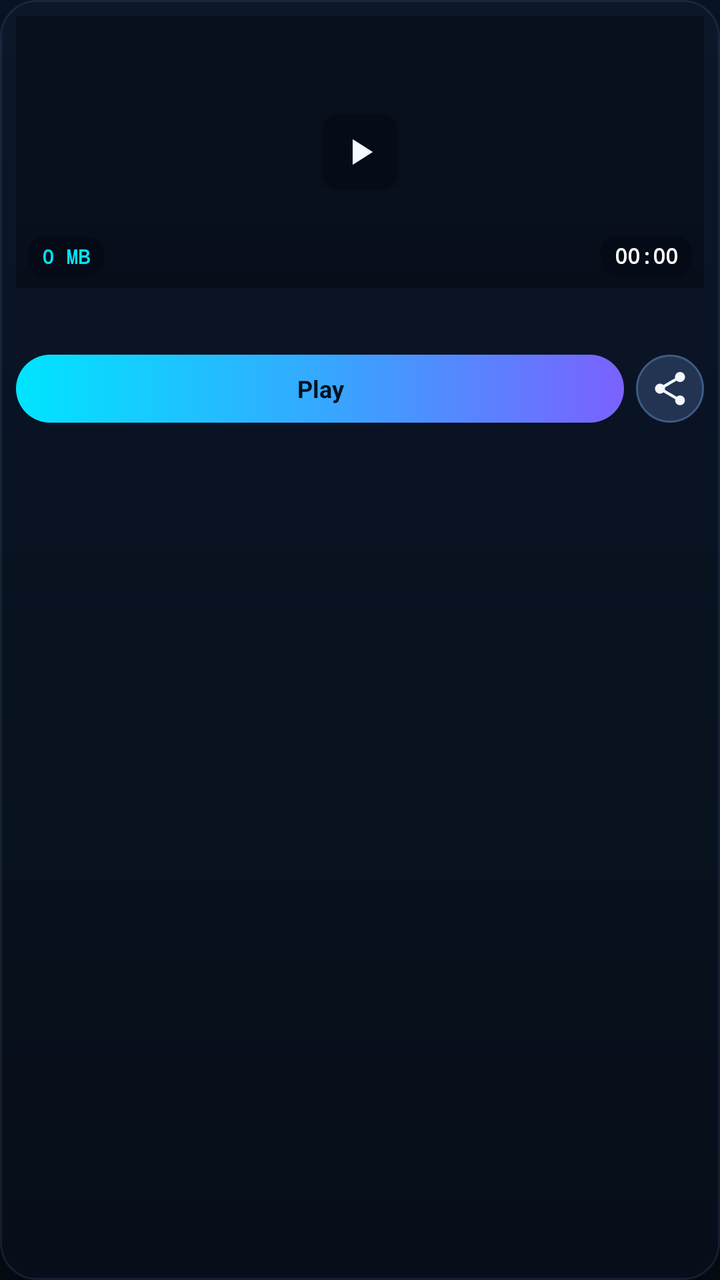
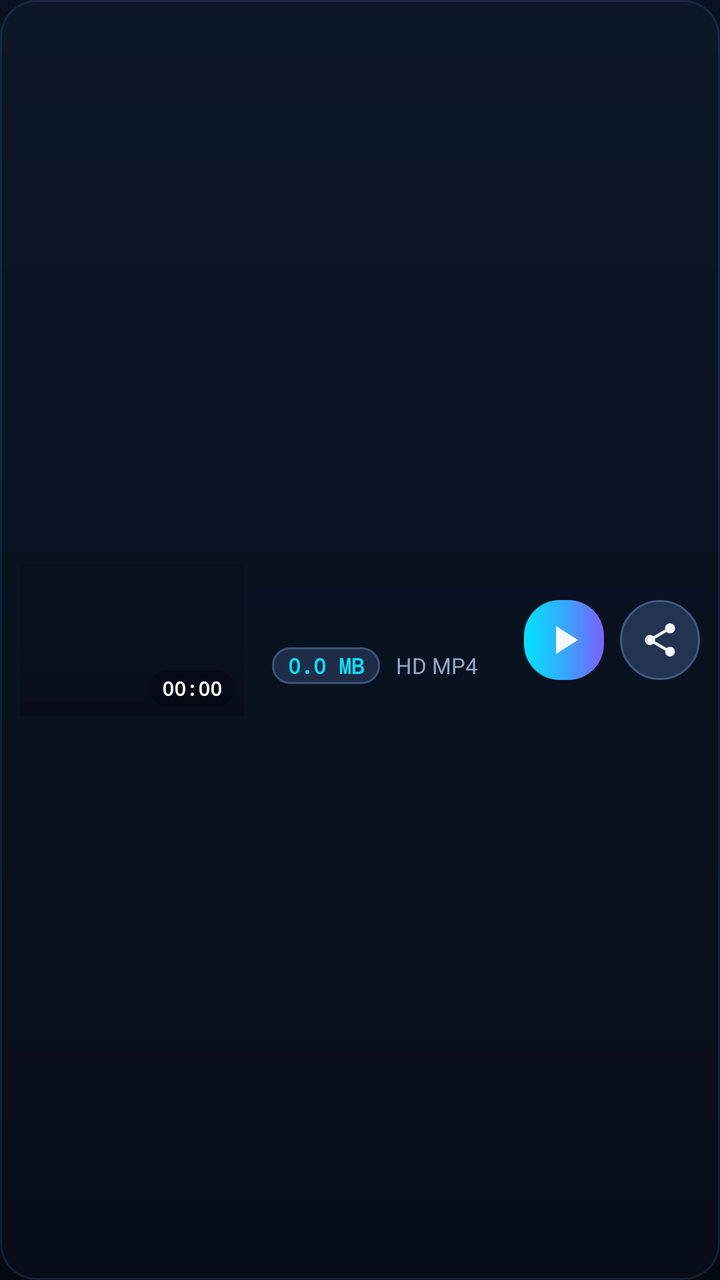

Screens rendered from an Android XML layout before and after an edit, with the pre-edit source and the edit as a unified diff.
<!-- AndroidManifest.xml: application theme Theme.VisionWatermark -->
<!-- res/layout/item_recent_export.xml -->
<?xml version="1.0" encoding="utf-8"?>
<LinearLayout xmlns:android="http://schemas.android.com/apk/res/android"
    android:layout_width="match_parent"
    android:layout_height="wrap_content"
    android:layout_margin="6dp"
    android:background="@drawable/bg_glass_card"
    android:orientation="vertical"
    android:padding="8dp">

    <FrameLayout
        android:layout_width="match_parent"
        android:layout_height="136dp">

        <ImageView
            android:id="@+id/ivThumbnail"
            android:layout_width="match_parent"
            android:layout_height="match_parent"
            android:background="#08101E"
            android:contentDescription="Video thumbnail"
            android:scaleType="centerCrop" />

        <View
            android:layout_width="match_parent"
            android:layout_height="52dp"
            android:layout_gravity="bottom"
            android:background="@drawable/bg_thumb_gradient" />

        <ImageView
            android:layout_width="38dp"
            android:layout_height="38dp"
            android:layout_gravity="center"
            android:background="@drawable/bg_thumb_badge"
            android:contentDescription="@string/play"
            android:padding="8dp"
            android:src="@drawable/ic_play" />

        <TextView
            android:id="@+id/tvDurationBadge"
            android:layout_width="wrap_content"
            android:layout_height="wrap_content"
            android:layout_gravity="bottom|end"
            android:layout_margin="6dp"
            android:background="@drawable/bg_thumb_badge"
            android:fontFamily="monospace"
            android:paddingHorizontal="7dp"
            android:paddingVertical="3dp"
            android:text="00:00"
            android:textColor="#FFFFFF"
            android:textSize="10.5sp"
            android:textStyle="bold" />

        <TextView
            android:id="@+id/tvSizeBadge"
            android:layout_width="wrap_content"
            android:layout_height="wrap_content"
            android:layout_gravity="bottom|start"
            android:layout_margin="6dp"
            android:background="@drawable/bg_thumb_badge"
            android:fontFamily="monospace"
            android:paddingHorizontal="7dp"
            android:paddingVertical="3dp"
            android:text="0 MB"
            android:textColor="@color/cyan_accent"
            android:textSize="10sp"
            android:textStyle="bold" />
    </FrameLayout>

    <TextView
        android:id="@+id/tvFileName"
        android:layout_width="match_parent"
        android:layout_height="wrap_content"
        android:layout_marginTop="8dp"
        android:ellipsize="end"
        android:singleLine="true"
        android:textColor="@color/text_primary"
        android:textSize="12.5sp"
        android:textStyle="bold" />

    <LinearLayout
        android:layout_width="match_parent"
        android:layout_height="34dp"
        android:layout_marginTop="8dp"
        android:orientation="horizontal">

        <TextView
            android:id="@+id/btnPlayItem"
            android:layout_width="0dp"
            android:layout_height="match_parent"
            android:layout_weight="1"
            android:background="@drawable/bg_primary_gradient_btn"
            android:clickable="true"
            android:focusable="true"
            android:gravity="center"
            android:text="Play"
            android:textColor="#04101D"
            android:textSize="12sp"
            android:textStyle="bold" />

        <ImageButton
            android:id="@+id/btnShareItem"
            android:layout_width="34dp"
            android:layout_height="34dp"
            android:layout_marginStart="6dp"
            android:background="@drawable/bg_circle_icon_btn"
            android:contentDescription="@string/share"
            android:padding="7dp"
            android:src="@drawable/ic_share" />
    </LinearLayout>

</LinearLayout>
<!-- resources referenced by this layout -->
<resources>
  <color name="cyan_accent">#00E5FF</color>
  <color name="text_primary">#F4F8FF</color>
  <!-- drawable bg_circle_icon_btn (drawable) -->
  <?xml version="1.0" encoding="utf-8"?>
  <ripple xmlns:android="http://schemas.android.com/apk/res/android"
      android:color="#3300E5FF">
      <item>
          <shape android:shape="oval">
              <solid android:color="#233452" />
              <stroke
                  android:width="1dp"
                  android:color="#3E5B85" />
          </shape>
      </item>
  </ripple>
  <!-- drawable bg_glass_card (drawable) -->
  <?xml version="1.0" encoding="utf-8"?>
  <shape xmlns:android="http://schemas.android.com/apk/res/android"
      android:shape="rectangle">
      <solid android:color="#1A243B5E" />
      <corners android:radius="18dp" />
      <stroke
          android:width="1dp"
          android:color="#2E5479B0" />
  </shape>
  <!-- drawable bg_primary_gradient_btn (drawable) -->
  <?xml version="1.0" encoding="utf-8"?>
  <ripple xmlns:android="http://schemas.android.com/apk/res/android"
      android:color="#40FFFFFF">
      <item>
          <shape android:shape="rectangle">
              <gradient
                  android:angle="0"
                  android:startColor="#00E5FF"
                  android:centerColor="#35A8FF"
                  android:endColor="#7B61FF"
                  android:type="linear" />
              <corners android:radius="18dp" />
          </shape>
      </item>
  </ripple>
  <!-- drawable bg_thumb_badge (drawable) -->
  <?xml version="1.0" encoding="utf-8"?>
  <shape xmlns:android="http://schemas.android.com/apk/res/android"
      android:shape="rectangle">
      <solid android:color="#B3050A14" />
      <corners android:radius="8dp" />
  </shape>
  <!-- drawable bg_thumb_gradient (drawable) -->
  <?xml version="1.0" encoding="utf-8"?>
  <shape xmlns:android="http://schemas.android.com/apk/res/android">
      <gradient
          android:angle="270"
          android:startColor="#00000000"
          android:endColor="#CC060C18" />
  </shape>
  <!-- drawable ic_play (drawable) -->
  <vector xmlns:android="http://schemas.android.com/apk/res/android"
      android:width="24dp"
      android:height="24dp"
      android:viewportWidth="24"
      android:viewportHeight="24">
      <path
          android:fillColor="#F4F8FF"
          android:pathData="M8,5v14l11,-7z" />
  </vector>
  <string name="play">Play</string>
  <string name="share">Share</string>
  <style name="Theme.VisionWatermark" parent="Theme.Material3.Dark.NoActionBar">
          <item name="android:windowBackground">@drawable/bg_main_gradient</item>
          <item name="android:statusBarColor">@color/bg_obsidian</item>
          <item name="android:navigationBarColor">@color/bg_obsidian</item>
          <item name="colorPrimary">@color/cyan_accent</item>
          <item name="colorSecondary">@color/blue_accent</item>
          <item name="android:textColorPrimary">@color/text_primary</item>
          <item name="android:textColorSecondary">@color/text_secondary</item>
      </style>
  <!-- drawable bg_main_gradient (drawable) -->
  <?xml version="1.0" encoding="utf-8"?>
  <shape xmlns:android="http://schemas.android.com/apk/res/android">
      <gradient
          android:angle="270"
          android:startColor="#0A1324"
          android:centerColor="#070D19"
          android:endColor="#050912"
          android:type="linear" />
  </shape>
  <color name="bg_obsidian">#070D19</color>
  <color name="blue_accent">#4E7BFF</color>
  <color name="text_secondary">#94A8C9</color>
  <!-- unchanged entries left out for length: 1 -->
</resources>

<!-- the commit's change to res/layout/item_recent_export.xml (unified diff, before → after) -->
@@ -1,15 +1,17 @@
 <?xml version="1.0" encoding="utf-8"?>
 <LinearLayout xmlns:android="http://schemas.android.com/apk/res/android"
     android:layout_width="match_parent"
-    android:layout_height="wrap_content"
-    android:layout_margin="6dp"
+    android:layout_height="96dp"
+    android:layout_marginBottom="12dp"
     android:background="@drawable/bg_glass_card"
-    android:orientation="vertical"
-    android:padding="8dp">
+    android:gravity="center_vertical"
+    android:orientation="horizontal"
+    android:padding="10dp">
 
+    
     <FrameLayout
-        android:layout_width="match_parent"
-        android:layout_height="136dp">
+        android:layout_width="112dp"
+        android:layout_height="76dp">
 
         <ImageView
             android:id="@+id/ivThumbnail"
@@ -21,90 +23,93 @@
 
         <View
             android:layout_width="match_parent"
-            android:layout_height="52dp"
+            android:layout_height="34dp"
             android:layout_gravity="bottom"
             android:background="@drawable/bg_thumb_gradient" />
-
-        <ImageView
-            android:layout_width="38dp"
-            android:layout_height="38dp"
-            android:layout_gravity="center"
-            android:background="@drawable/bg_thumb_badge"
-            android:contentDescription="@string/play"
-            android:padding="8dp"
-            android:src="@drawable/ic_play" />
 
         <TextView
             android:id="@+id/tvDurationBadge"
             android:layout_width="wrap_content"
             android:layout_height="wrap_content"
             android:layout_gravity="bottom|end"
-            android:layout_margin="6dp"
+            android:layout_margin="5dp"
             android:background="@drawable/bg_thumb_badge"
             android:fontFamily="monospace"
-            android:paddingHorizontal="7dp"
-            android:paddingVertical="3dp"
+            android:paddingHorizontal="6dp"
+            android:paddingVertical="2dp"
             android:text="00:00"
             android:textColor="#FFFFFF"
-            android:textSize="10.5sp"
-            android:textStyle="bold" />
-
-        <TextView
-            android:id="@+id/tvSizeBadge"
-            android:layout_width="wrap_content"
-            android:layout_height="wrap_content"
-            android:layout_gravity="bottom|start"
-            android:layout_margin="6dp"
-            android:background="@drawable/bg_thumb_badge"
-            android:fontFamily="monospace"
-            android:paddingHorizontal="7dp"
-            android:paddingVertical="3dp"
-            android:text="0 MB"
-            android:textColor="@color/cyan_accent"
             android:textSize="10sp"
             android:textStyle="bold" />
     </FrameLayout>
 
-    <TextView
-        android:id="@+id/tvFileName"
-        android:layout_width="match_parent"
+    
+    <LinearLayout
+        android:layout_width="0dp"
         android:layout_height="wrap_content"
-        android:layout_marginTop="8dp"
-        android:ellipsize="end"
-        android:singleLine="true"
-        android:textColor="@color/text_primary"
-        android:textSize="12.5sp"
-        android:textStyle="bold" />
-
-    <LinearLayout
-        android:layout_width="match_parent"
-        android:layout_height="34dp"
-        android:layout_marginTop="8dp"
-        android:orientation="horizontal">
+        android:layout_marginStart="14dp"
+        android:layout_marginEnd="8dp"
+        android:layout_weight="1"
+        android:orientation="vertical">
 
         <TextView
-            android:id="@+id/btnPlayItem"
-            android:layout_width="0dp"
-            android:layout_height="match_parent"
-            android:layout_weight="1"
-            android:background="@drawable/bg_primary_gradient_btn"
-            android:clickable="true"
-            android:focusable="true"
-            android:gravity="center"
-            android:text="Play"
-            android:textColor="#04101D"
-            android:textSize="12sp"
+            android:id="@+id/tvFileName"
+            android:layout_width="match_parent"
+            android:layout_height="wrap_content"
+            android:ellipsize="end"
+            android:singleLine="true"
+            android:textColor="@color/text_primary"
+            android:textSize="14.5sp"
             android:textStyle="bold" />
 
-        <ImageButton
-            android:id="@+id/btnShareItem"
-            android:layout_width="34dp"
-            android:layout_height="34dp"
-            android:layout_marginStart="6dp"
-            android:background="@drawable/bg_circle_icon_btn"
-            android:contentDescription="@string/share"
-            android:padding="7dp"
-            android:src="@drawable/ic_share" />
+        <LinearLayout
+            android:layout_width="wrap_content"
+            android:layout_height="wrap_content"
+            android:layout_marginTop="6dp"
+            android:gravity="center_vertical"
+            android:orientation="horizontal">
+
+            <TextView
+                android:id="@+id/tvSizeBadge"
+                android:layout_width="wrap_content"
+                android:layout_height="wrap_content"
+                android:background="@drawable/bg_pill_button"
+                android:fontFamily="monospace"
+                android:paddingHorizontal="8dp"
+                android:paddingVertical="2dp"
+                android:text="0.0 MB"
+                android:textColor="@color/cyan_accent"
+                android:textSize="10.5sp"
+                android:textStyle="bold" />
+
+            <TextView
+                android:layout_width="wrap_content"
+                android:layout_height="wrap_content"
+                android:layout_marginStart="8dp"
+                android:text="HD MP4"
+                android:textColor="@color/text_secondary"
+                android:textSize="11sp" />
+        </LinearLayout>
     </LinearLayout>
 
+    
+    <ImageButton
+        android:id="@+id/btnPlayItem"
+        android:layout_width="40dp"
+        android:layout_height="40dp"
+        android:background="@drawable/bg_primary_gradient_btn"
+        android:contentDescription="@string/play"
+        android:padding="9dp"
+        android:src="@drawable/ic_play" />
+
+    <ImageButton
+        android:id="@+id/btnShareItem"
+        android:layout_width="40dp"
+        android:layout_height="40dp"
+        android:layout_marginStart="8dp"
+        android:background="@drawable/bg_circle_icon_btn"
+        android:contentDescription="@string/share"
+        android:padding="9dp"
+        android:src="@drawable/ic_share" />
+
 </LinearLayout>
<!-- resource entries referenced after the edit -->
@@ -25,6 +25,20 @@
           android:width="1dp"
           android:color="#2E5479B0" />
   </shape>
+  <!-- drawable bg_pill_button (drawable) -->
+  <?xml version="1.0" encoding="utf-8"?>
+  <ripple xmlns:android="http://schemas.android.com/apk/res/android"
+      android:color="#3300E5FF">
+      <item>
+          <shape android:shape="rectangle">
+              <solid android:color="#1E2C47" />
+              <corners android:radius="24dp" />
+              <stroke
+                  android:width="1dp"
+                  android:color="#3A557D" />
+          </shape>
+      </item>
+  </ripple>
   <!-- drawable bg_primary_gradient_btn (drawable) -->
   <?xml version="1.0" encoding="utf-8"?>
   <ripple xmlns:android="http://schemas.android.com/apk/res/android"
